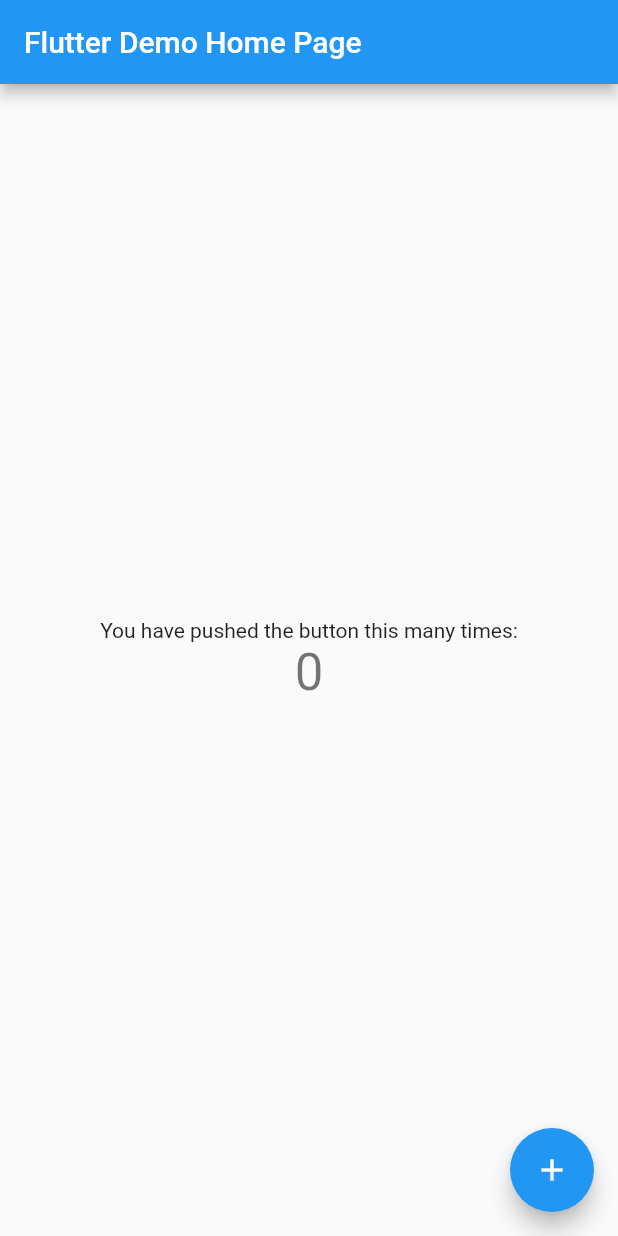
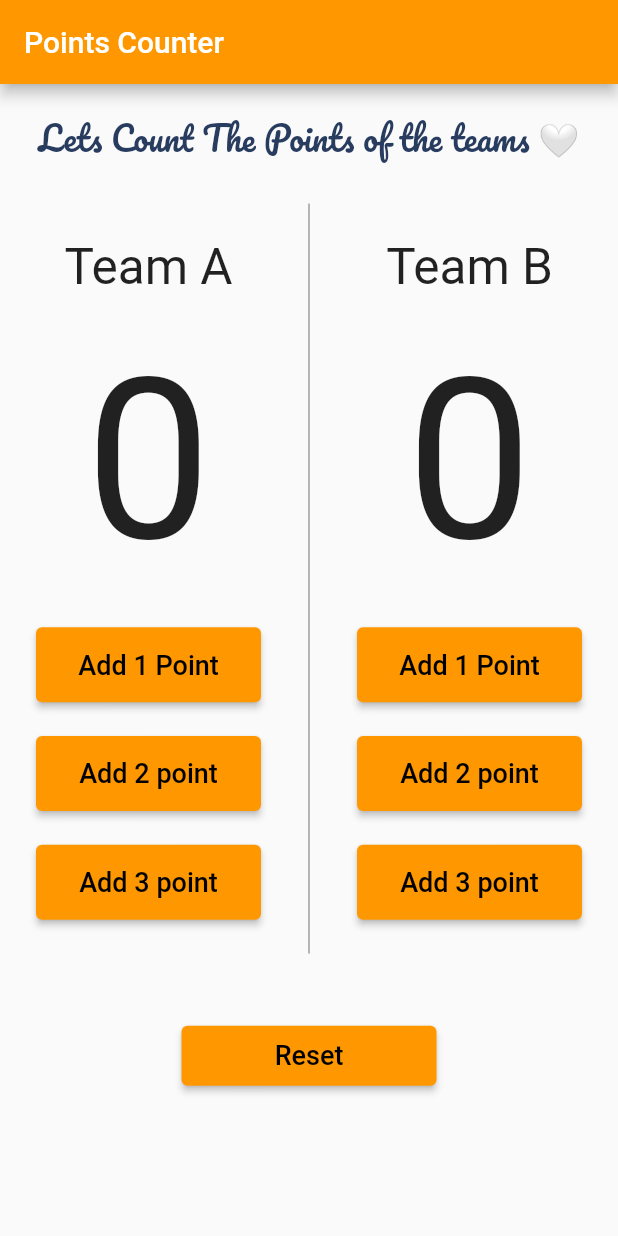
Before and after one commit to SSalahAyman/flutter-course-projects, a Flutter app: the screen it shows after launch, on a phone screen of 412 x 824 dp. Run offline on Flutter 3.47's test engine with Material 2 defaults, Android fonts, the phone set to English and light mode, and no system bars; our stand-ins replace get.

Commit message:
the static pag without actions is done

```diff
--- a/basketball_points_counter/lib/main.dart
+++ b/basketball_points_counter/lib/main.dart
@@ -1,115 +1,220 @@
 import 'package:flutter/material.dart';
 
 void main() {
-  runApp(const MyApp());
+  runApp(BasketballCounterApp());
 }
 
-class MyApp extends StatelessWidget {
-  const MyApp({super.key});
+class BasketballCounterApp extends StatelessWidget {
+  const BasketballCounterApp({super.key});
 
-  // This widget is the root of your application.
   @override
   Widget build(BuildContext context) {
     return MaterialApp(
-      title: 'Flutter Demo',
-      theme: ThemeData(
-        // This is the theme of your application.
-        //
-        // Try running your application with "flutter run". You'll see the
-        // application has a blue toolbar. Then, without quitting the app, try
-        // changing the primarySwatch below to Colors.green and then invoke
-        // "hot reload" (press "r" in the console where you ran "flutter run",
-        // or simply save your changes to "hot reload" in a Flutter IDE).
-        // Notice that the counter didn't reset back to zero; the application
-        // is not restarted.
-        primarySwatch: Colors.blue,
-      ),
-      home: const MyHomePage(title: 'Flutter Demo Home Page'),
+      debugShowCheckedModeBanner: false,
+      title: "Teams points Counter App",
+      home: Counterteam(),
     );
   }
 }
 
-class MyHomePage extends StatefulWidget {
-  const MyHomePage({super.key, required this.title});
-
-  // This widget is the home page of your application. It is stateful, meaning
-  // that it has a State object (defined below) that contains fields that affect
-  // how it looks.
-
-  // This class is the configuration for the state. It holds the values (in this
-  // case the title) provided by the parent (in this case the App widget) and
-  // used by the build method of the State. Fields in a Widget subclass are
-  // always marked "final".
-
-  final String title;
-
-  @override
-  State<MyHomePage> createState() => _MyHomePageState();
-}
-
-class _MyHomePageState extends State<MyHomePage> {
-  int _counter = 0;
-
-  void _incrementCounter() {
-    setState(() {
-      // This call to setState tells the Flutter framework that something has
-      // changed in this State, which causes it to rerun the build method below
-      // so that the display can reflect the updated values. If we changed
-      // _counter without calling setState(), then the build method would not be
-      // called again, and so nothing would appear to happen.
-      _counter++;
-    });
-  }
-
+class Counterteam extends StatelessWidget {
+  late double height;
+  late double width;
   @override
   Widget build(BuildContext context) {
-    // This method is rerun every time setState is called, for instance as done
-    // by the _incrementCounter method above.
-    //
-    // The Flutter framework has been optimized to make rerunning build methods
-    // fast, so that you can just rebuild anything that needs updating rather
-    // than having to individually change instances of widgets.
-    return Scaffold(
+    double myheight = MediaQuery.of(context).size.height;
+    double mywidth = MediaQuery.of(context).size.width;
+    return SafeArea(
+      top: false,
+      child: Scaffold(
         appBar: AppBar(
-        // Here we take the value from the MyHomePage object that was created by
-        // the App.build method, and use it to set our appbar title.
-        title: Text(widget.title),
+          title: Text("Points Counter"),
+          backgroundColor: Colors.orange,
         ),
-      body: Center(
-        // Center is a layout widget. It takes a single child and positions it
-        // in the middle of the parent.
+        body: Container(
+          width: mywidth,
+          height: myheight,
           child: Column(
-          // Column is also a layout widget. It takes a list of children and
-          // arranges them vertically. By default, it sizes itself to fit its
-          // children horizontally, and tries to be as tall as its parent.
-          //
-          // Invoke "debug painting" (press "p" in the console, choose the
-          // "Toggle Debug Paint" action from the Flutter Inspector in Android
-          // Studio, or the "Toggle Debug Paint" command in Visual Studio Code)
-          // to see the wireframe for each widget.
-          //
-          // Column has various properties to control how it sizes itself and
-          // how it positions its children. Here we use mainAxisAlignment to
-          // center the children vertically; the main axis here is the vertical
-          // axis because Columns are vertical (the cross axis would be
-          // horizontal).
-          mainAxisAlignment: MainAxisAlignment.center,
-          children: <Widget>[
-            const Text(
-              'You have pushed the button this many times:',
+            mainAxisAlignment: MainAxisAlignment.spaceBetween,
+            children: [
+              Container(
+                width: mywidth,
+                height: myheight * .08,
+                child: Padding(
+                  padding: EdgeInsets.only(top: myheight * .02),
+                  child: Text(
+                    "Lets Count The Points of the teams 🤍",
+                    textAlign: TextAlign.center,
+                    style: TextStyle(
+                      fontFamily: 'pacifico',
+                      color: Color(0xff283c5f),
+                      fontWeight: FontWeight.w300,
+                      fontSize: 22,
+                    ),
+                  ),
+                ),
+              ),
+              Row(
+                mainAxisAlignment: MainAxisAlignment.spaceEvenly,
+                children: [
+                  Container(
+                    height: 500,
+                    // color: Colors.red,
+                    child: Column(
+                      mainAxisAlignment: MainAxisAlignment.spaceEvenly,
+                      children: [
+                        Text(
+                          "Team A",
+                          style: TextStyle(
+                            fontSize: 33,
+                            fontWeight: FontWeight.w400,
+                          ),
                         ),
                         Text(
-              '$_counter',
-              style: Theme.of(context).textTheme.headlineMedium,
+                          "0",
+                          style: TextStyle(
+                            fontSize: 150,
+                          ),
+                        ),
+                        ElevatedButton(
+                          style: ElevatedButton.styleFrom(
+                            primary: Colors.orange,
+                            minimumSize: Size(150, 50),
+                          ),
+                          onPressed: () {},
+                          child: Text(
+                            "Add 1 Point",
+                            style: TextStyle(
+                              color: Colors.black,
+                              fontSize: 18,
+                            ),
+                          ),
+                        ),
+                        ElevatedButton(
+                          style: ElevatedButton.styleFrom(
+                            primary: Colors.orange,
+                            minimumSize: Size(150, 50),
+                          ),
+                          onPressed: () {},
+                          child: Text(
+                            "Add 2 point",
+                            style: TextStyle(
+                              color: Colors.black,
+                              fontSize: 18,
+                            ),
+                          ),
+                        ),
+                        ElevatedButton(
+                          style: ElevatedButton.styleFrom(
+                            primary: Colors.orange,
+                            minimumSize: Size(150, 50),
+                          ),
+                          onPressed: () {},
+                          child: Text(
+                            "Add 3 point",
+                            style: TextStyle(
+                              color: Colors.black,
+                              fontSize: 18,
+                            ),
+                          ),
+                        )
+                      ],
+                    ),
+                  ),
+                  Container(
+                    height: 500,
+                    child: VerticalDivider(
+                      color: Colors.grey,
+                      thickness: 1,
+                    ),
+                  ),
+                  Container(
+                    height: 500,
+                    child: Column(
+                      mainAxisAlignment: MainAxisAlignment.spaceEvenly,
+                      children: [
+                        Text(
+                          "Team B",
+                          style: TextStyle(
+                            fontSize: 33,
+                            fontWeight: FontWeight.w400,
+                          ),
+                        ),
+                        Text(
+                          "0",
+                          style: TextStyle(
+                            fontSize: 150,
+                          ),
+                        ),
+                        ElevatedButton(
+                          style: ElevatedButton.styleFrom(
+                            primary: Colors.orange,
+                            minimumSize: Size(150, 50),
+                          ),
+                          onPressed: () {},
+                          child: Text(
+                            "Add 1 Point",
+                            style: TextStyle(
+                              color: Colors.black,
+                              fontSize: 18,
+                            ),
+                          ),
+                        ),
+                        ElevatedButton(
+                          style: ElevatedButton.styleFrom(
+                            primary: Colors.orange,
+                            minimumSize: Size(150, 50),
+                          ),
+                          onPressed: () {},
+                          child: Text(
+                            "Add 2 point",
+                            style: TextStyle(
+                              color: Colors.black,
+                              fontSize: 18,
+                            ),
+                          ),
+                        ),
+                        ElevatedButton(
+                          style: ElevatedButton.styleFrom(
+                            primary: Colors.orange,
+                            minimumSize: Size(150, 50),
+                          ),
+                          onPressed: () {},
+                          child: Text(
+                            "Add 3 point",
+                            style: TextStyle(
+                              color: Colors.black,
+                              fontSize: 18,
+                            ),
+                          ),
+                        )
+                      ],
+                    ),
+                  ),
+                ],
+              ),
+              SizedBox(
+                height: myheight * .02,
+              ),
+              ElevatedButton(
+                onPressed: () {},
+                style: ElevatedButton.styleFrom(
+                    primary: Colors.orange, minimumSize: Size(170, 40)),
+                child: Text(
+                  "Reset",
+                  style: TextStyle(
+                    color: Colors.black,
+                    fontSize: 18,
+                  ),
+                ),
+              ),
+              SizedBox(
+                height: myheight * .1,
               ),
             ],
           ),
         ),
-      floatingActionButton: FloatingActionButton(
-        onPressed: _incrementCounter,
-        tooltip: 'Increment',
-        child: const Icon(Icons.add),
-      ), // This trailing comma makes auto-formatting nicer for build methods.
+      ),
     );
   }
 }
```
Also changed, not shown: basketball_points_counter/pubspec.yaml (+6 -11 lines), basketball_points_counter/fonts/Pacifico-Regular.ttf (added), basketball_points_counter/pubspec.lock. Lines whose indentation alone changed are shown as unchanged.
